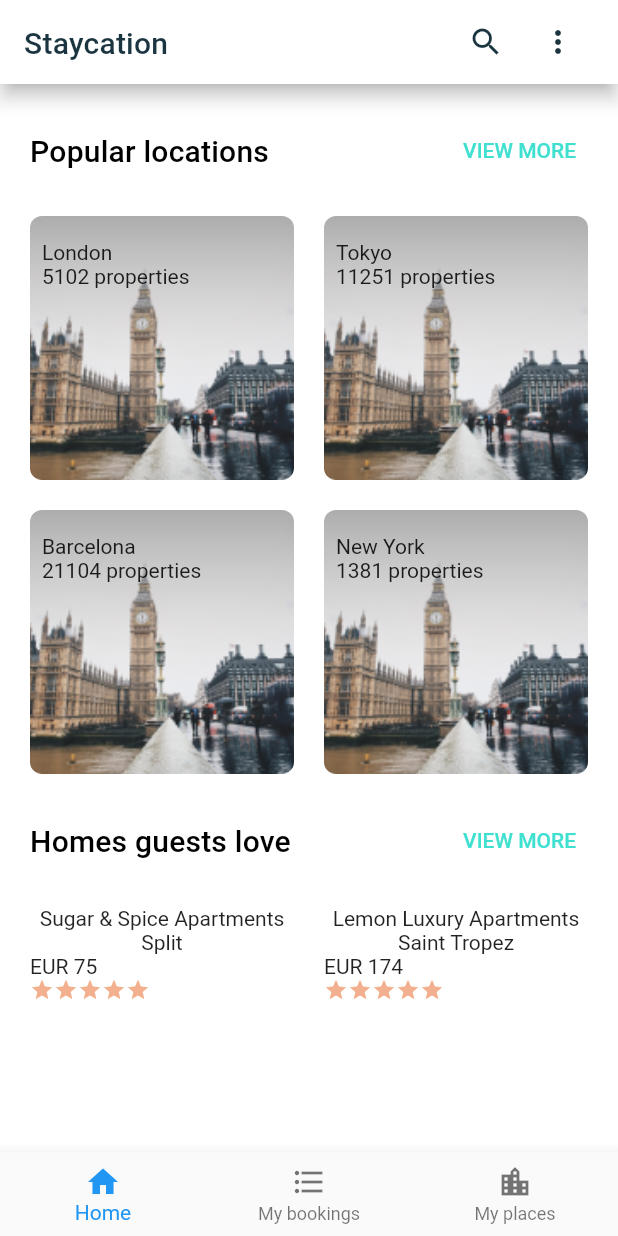
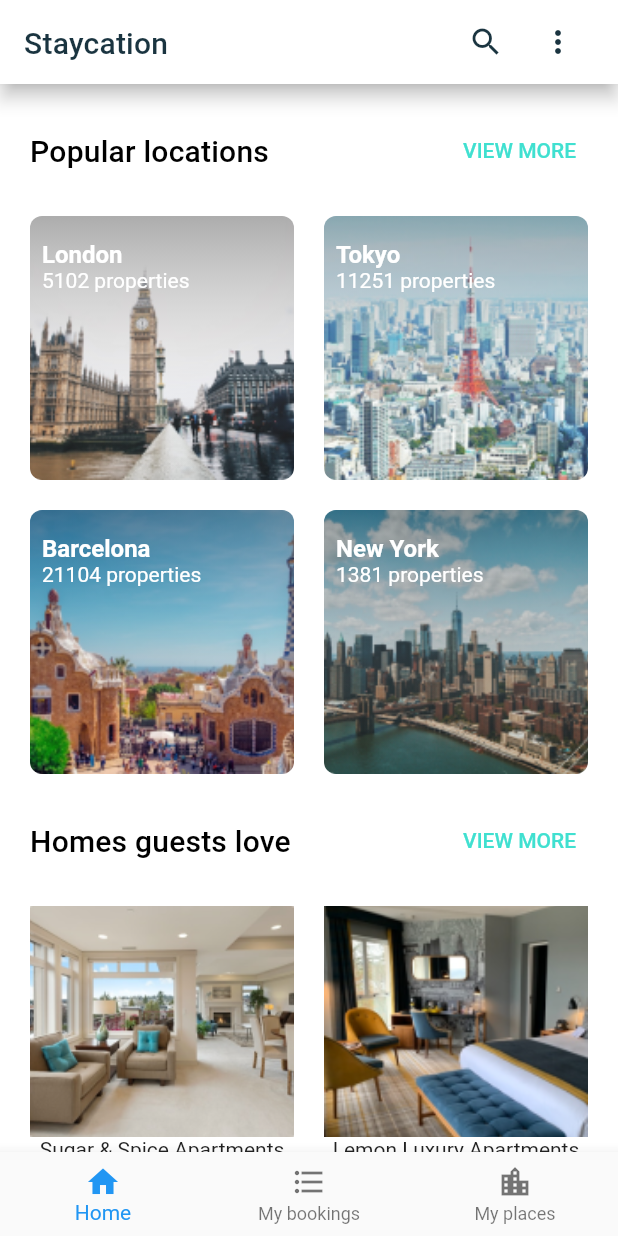
Before and after one commit to PetarCRO/Devcademy_Flutter_App, a Flutter app: the screen it shows after launch, on a phone screen of 412 x 824 dp. Run offline on Flutter 3.47's test engine with Material 2 defaults, Android fonts, the phone set to English and light mode, and no system bars; our stand-ins replace dio, google_fonts.

Commit message:
dodane sve slike

```diff
--- a/lib/screens/home-screen/home_screen.dart
+++ b/lib/screens/home-screen/home_screen.dart
@@ -12,23 +12,31 @@ class HomeScreen extends StatelessWidget {
   Widget build(BuildContext context) {
     final List<PopularLocations> popularLocations = [
       PopularLocations(
-          image: 'image', location: 'London', numberOfProperties: 5102),
+          image: Assets.images.london,
+          location: 'London',
+          numberOfProperties: 5102),
       PopularLocations(
-          image: 'image', location: 'Tokyo', numberOfProperties: 11251),
+          image: Assets.images.tokyo,
+          location: 'Tokyo',
+          numberOfProperties: 11251),
       PopularLocations(
-          image: 'image', location: 'Barcelona', numberOfProperties: 21104),
+          image: Assets.images.barcelona,
+          location: 'Barcelona',
+          numberOfProperties: 21104),
       PopularLocations(
-          image: 'image', location: 'New York', numberOfProperties: 1381),
+          image: Assets.images.newyork,
+          location: 'New York',
+          numberOfProperties: 1381),
     ];
     final List<Homes> homes = [
       Homes(
-          image: 'image',
+          image: Assets.images.sugar,
           title: 'Sugar & Spice Apartments',
           location: 'Split',
           price: 75,
           stars: 5),
       Homes(
-          image: 'image',
+          image: Assets.images.lemon,
           title: 'Lemon Luxury Apartments',
           location: 'Saint Tropez',
           price: 174,
@@ -114,7 +122,7 @@ class HomeScreen extends StatelessWidget {
                           decoration: BoxDecoration(
                             image: DecorationImage(
                               fit: BoxFit.cover,
-                              image: AssetImage(Assets.images.london),
+                              image: AssetImage(location.image),
                             ),
                             borderRadius: BorderRadius.circular(8),
                           ),
@@ -184,12 +192,11 @@ class HomeScreen extends StatelessWidget {
                   return Column(
                     children: [
                       Container(
+                        height: 154,
+                        width: 187,
                         decoration: BoxDecoration(
                           image: DecorationImage(
-                            fit: BoxFit.cover,
-                            image: AssetImage(home.image),
-                          ),
-                          borderRadius: BorderRadius.circular(8),
+                              image: AssetImage(home.image), fit: BoxFit.cover),
                         ),
                       ),
                       Text(home.title),
--- a/lib/theme.dart
+++ b/lib/theme.dart
@@ -47,6 +47,16 @@ final TextTheme textTheme = TextTheme(
       fontWeight: FontWeight.w500,
       height: 22,
       letterSpacing: 0.46),
+  bodyText1: GoogleFonts.roboto(
+    fontWeight: FontWeight.w600,
+    fontSize: 16,
+    color: Colors.white,
+  ),
+  bodyText2: GoogleFonts.roboto(
+    fontWeight: FontWeight.w400,
+    fontSize: 14,
+    color: Colors.white,
+  ),
 //TODO: add all text styles
 );
 
```
